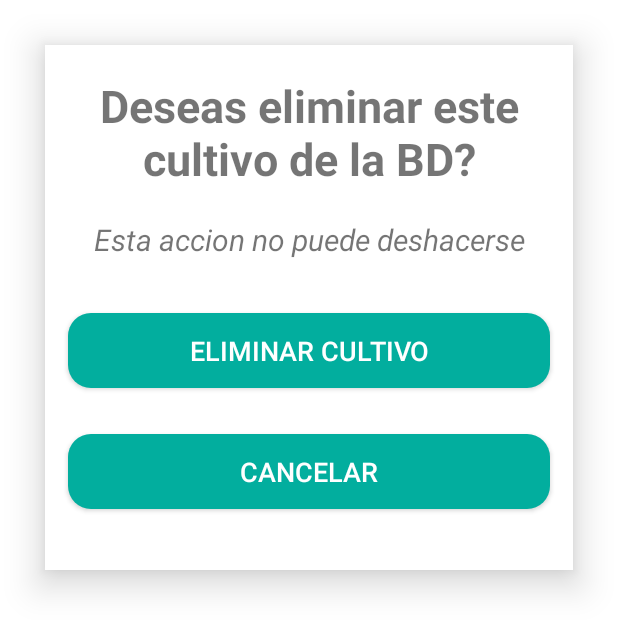
After one commit to GardeningFriendTeam/GardeningFriendApp, an Android app: the layout popup_panel_admin.xml on its own in the app's theme, with its tools: preview values and no code run, on a phone screen of 412 x 824 dp. The commit adds this screen. Shown: the top 632 px of the screen. Run offline under Robolectric (Android 15) with nearby library versions, the phone set to English and light mode, and no system bars.

Commit message:
Se agrega popup para confirmar eliminacion cultivo
en el panel de administrador

```diff
--- a/GardeningFriend/app/src/main/res/layout/activity_panel_admin_cultivos.xml
+++ b/GardeningFriend/app/src/main/res/layout/activity_panel_admin_cultivos.xml
@@ -26,7 +26,7 @@
             android:backgroundTint="@color/verde_muy_oscuro"
             android:text="@string/btn_cultivo"
             android:textColor="@color/white"
-            android:layout_alignParentBottom="true"
+            android:layout_below="@id/recycler_panel_cultivos"
             android:layout_alignParentEnd="true"
             android:layout_margin="15dp"
             android:onClick="btnAgregarNuevo"/>
--- /dev/null
+++ b/GardeningFriend/app/src/main/res/layout/popup_panel_admin.xml
@@ -0,0 +1,54 @@
+<?xml version="1.0" encoding="utf-8"?>
+<RelativeLayout xmlns:android="http://schemas.android.com/apk/res/android"
+    android:id="@+id/admin_pop_up"
+    android:layout_width="match_parent"
+    android:layout_height="350dp"
+    android:background="@color/white"
+    android:layout_margin="30dp"
+    android:elevation="15dp"
+    android:layout_centerInParent="true">
+
+    <TextView
+        android:id="@+id/titulo_pop_up"
+        android:layout_width="match_parent"
+        android:layout_height="wrap_content"
+        android:text="@string/pop_up"
+        android:textAlignment="center"
+        android:layout_marginVertical="20dp"
+        android:textSize="30sp"
+        android:textStyle="bold"/>
+
+    <TextView
+        android:id="@+id/aclaracion_pop_up"
+        android:layout_width="match_parent"
+        android:layout_height="wrap_content"
+        android:text="@string/pop_up_especificacion"
+        android:layout_below="@id/titulo_pop_up"
+        android:textAlignment="center"
+        android:textStyle="italic"
+        android:textSize="20sp"
+        android:layout_marginBottom="20dp"/>
+
+    <androidx.appcompat.widget.AppCompatButton
+        android:id="@+id/btn_eliminar_popup"
+        android:layout_width="match_parent"
+        android:layout_height="50dp"
+        android:layout_below="@+id/aclaracion_pop_up"
+        android:text="@string/pop_up_eliminar"
+        android:textColor="@color/white"
+        android:textSize="18sp"
+        android:background="@drawable/btn_verde"
+        android:layout_margin="15dp"/>
+
+    <androidx.appcompat.widget.AppCompatButton
+        android:id="@+id/btn_cancelar_popup"
+        android:layout_width="match_parent"
+        android:layout_height="50dp"
+        android:layout_below="@+id/btn_eliminar_popup"
+        android:text="@string/pop_up_cancelar"
+        android:textColor="@color/white"
+        android:textSize="18sp"
+        android:background="@drawable/btn_verde"
+        android:layout_margin="15dp"/>
+
+</RelativeLayout>
--- a/GardeningFriend/app/src/main/res/values/strings.xml
+++ b/GardeningFriend/app/src/main/res/values/strings.xml
@@ -40,6 +40,10 @@
     <string name="tipo_cultivo">Tipo de cultivo</string>
     <string name="hint_imagen">copia el link de la imagen (200x200px max)</string>
     <string name="tiempo_crecimiento">Tiempo hasta germinar</string>
+    <string name="pop_up">Deseas eliminar este cultivo de la BD?</string>
+    <string name="pop_up_especificacion">Esta accion no puede deshacerse</string>
+    <string name="pop_up_eliminar">Eliminar cultivo</string>
+    <string name="pop_up_cancelar"> Cancelar </string>
 
     <string name="btn_actualizar">Actualizar</string>
     <string name="rol">rol</string>
```
Also changed, not shown: GardeningFriend/app/src/main/java/com/maid/gardeningfriend/PanelAdminCultivos.java (+68 -14 lines).
